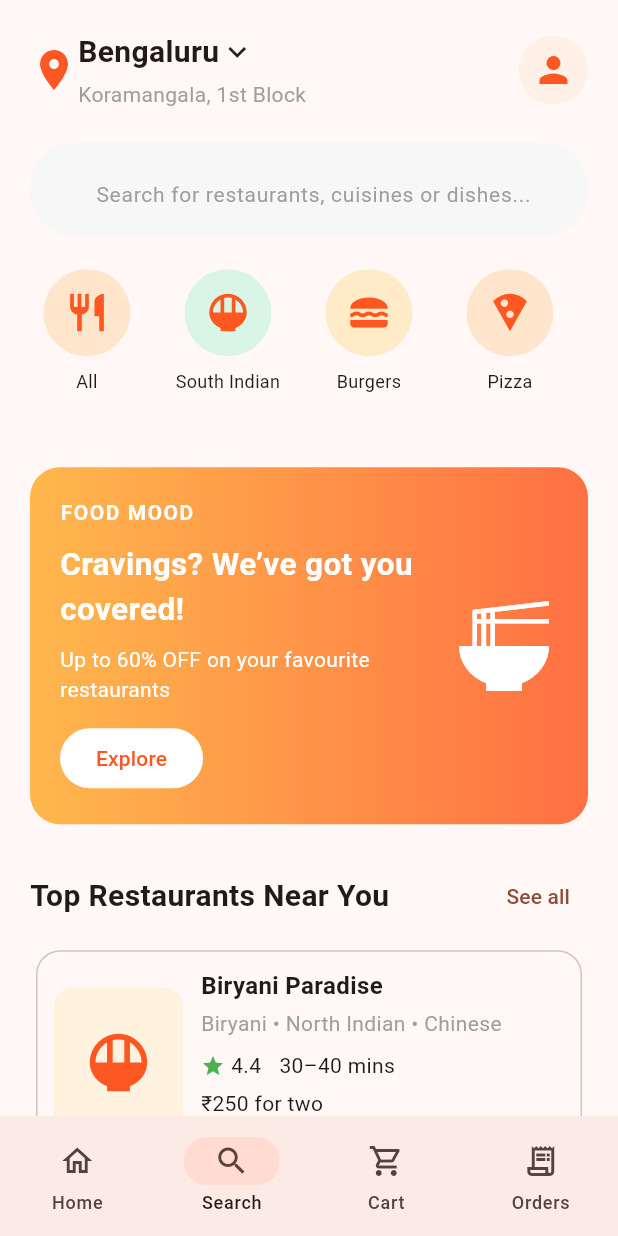
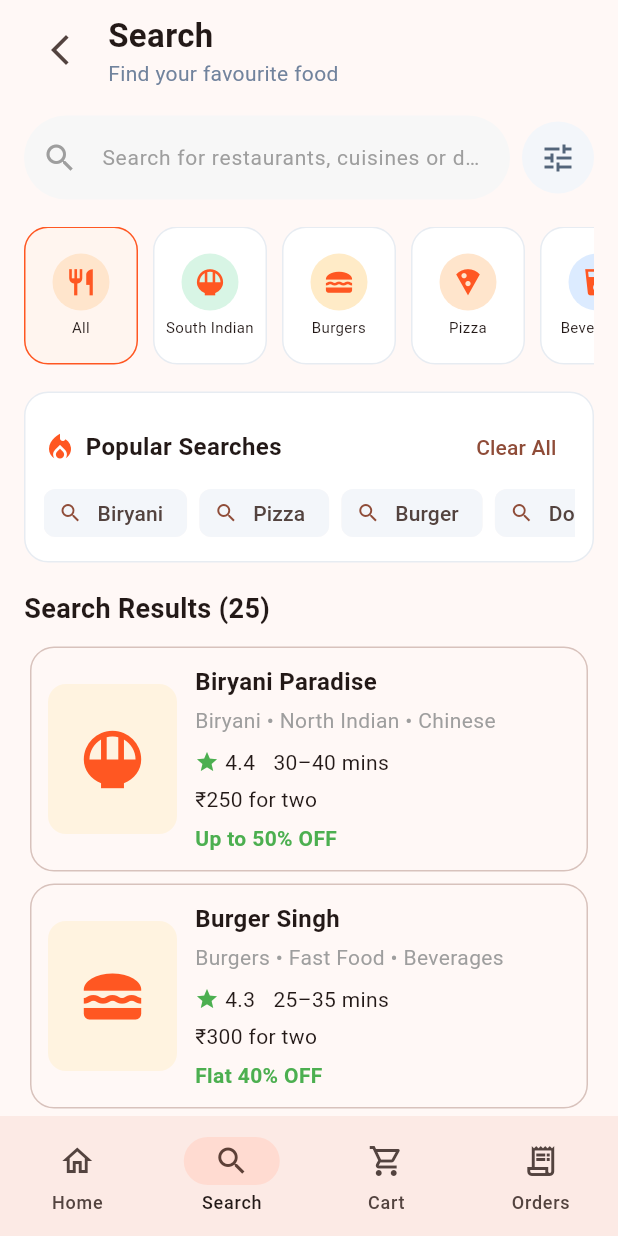
Before and after one commit to Youraj9/FlutterProject, a Flutter app: the screen it shows after launch, item 2 of the bottom bar chosen, on a phone screen of 412 x 824 dp. Run offline on Flutter 3.47's test engine with Material 3 defaults, Android fonts, the phone set to English and light mode, and no system bars.

Commit message:
search case

```diff
--- a/lib/main.dart
+++ b/lib/main.dart
@@ -1,9 +1,16 @@
 import 'package:flutter/material.dart';
 
 import 'screens/Homescreen.dart';
+import 'screens/Mainpage.dart';
+
+import 'package:sideproject/widgets/Trailup.dart';
+
+// import 'package:sideproject/widgets/';
 
 void main() {
-  runApp(const Swiggy1());
+  runApp(const Swiggy12());
+  // runApp(const Trailpart());
+  // runApp(const  )
 }
 
 class Swiggy extends StatelessWidget {
@@ -34,6 +41,41 @@ class Swiggy1 extends StatelessWidget {
         useMaterial3: true,
       ),
       home: HomeScreen1(),
+    );
+  }
+}
+
+class Swiggy12 extends StatelessWidget {
+  const Swiggy12({super.key});
+  @override
+  Widget build(BuildContext context) {
+    // TODO: implement build
+    return MaterialApp(
+      debugShowCheckedModeBanner: false,
+      theme: ThemeData(
+        colorScheme: ColorScheme.fromSeed(seedColor: Colors.deepOrange),
+        useMaterial3: true,
+      ),
+      // home: HomeScreen1(),
+      home: MainScreen(),
+    );
+  }
+}
+
+class Trailpart extends StatelessWidget {
+  const Trailpart({super.key});
+  @override
+  Widget build(BuildContext context) {
+    // TODO: implement build
+    return MaterialApp(
+      debugShowCheckedModeBanner: false,
+      theme: ThemeData(
+        colorScheme: ColorScheme.fromSeed(seedColor: Colors.deepOrange),
+        useMaterial3: true,
+      ),
+      // home: Banner(),
+      home: Banners(),
+      // home: HomeScreen1(),
     );
   }
 }
--- a/lib/screens/Homescreen.dart
+++ b/lib/screens/Homescreen.dart
@@ -41,7 +41,7 @@ class HomeScreen1 extends StatefulWidget {
 }
 
 class _HomeScreenState extends State<HomeScreen1> {
-  int selectedIndex = 0;
+  // int selectedIndex = 0;
 
   @override
   Widget build(BuildContext context) {
@@ -115,18 +115,27 @@ class _HomeScreenState extends State<HomeScreen1> {
                 offer: 'Up to 40% OFF',
                 foodIcon: Icons.breakfast_dining,
               ),
+              const RestaurantCard(
+                name: 'CAKE AND BAKE',
+                cuisines: 'CAKE',
+                rating: '4.5',
+                deliveryTime: '20–30 mins',
+                price: '₹200 for two',
+                offer: 'Up to 40% OFF',
+                foodIcon: Icons.cake_rounded,
+              ),
             ],
           ),
         ),
       ),
-      bottomNavigationBar: BottomNavBar(
-        selectedIndex: selectedIndex,
-        onItemSelected: (index) {
-          setState(() {
-            selectedIndex = index;
-          });
-        },
-      ),
+      // bottomNavigationBar: BottomNavBar(
+      //   selectedIndex: selectedIndex,
+      //   onItemSelected: (index) {
+      //     setState(() {
+      //       selectedIndex = index;
+      //     });
+      //   },
+      // ),
     );
   }
 }
--- /dev/null
+++ b/lib/screens/Mainpage.dart
@@ -0,0 +1,42 @@
+import 'package:flutter/material.dart';
+import 'package:sideproject/screens/Homescreen.dart';
+
+import 'Searchscreen.dart';
+import 'Orderscreen.dart';
+import 'cardscreen.dart';
+
+import 'package:sideproject/widgets/bottomna.dart';
+
+class MainScreen extends StatefulWidget {
+  const MainScreen({super.key});
+
+  @override
+  State<MainScreen> createState() => _MainScreenState();
+}
+
+class _MainScreenState extends State<MainScreen> {
+  int selectedIndex = 0;
+
+  final List<Widget> pages = const [
+    HomeScreen1(),
+    SearchScreen(),
+    CartScreen(),
+    OrdersScreen(),
+  ];
+
+  @override
+  Widget build(BuildContext context) {
+    return Scaffold(
+      // body: IndexedStack(index: selectedIndex, children: pages),
+      body: pages[selectedIndex],
+      bottomNavigationBar: BottomNavBar(
+        selectedIndex: selectedIndex,
+        onItemSelected: (index) {
+          setState(() {
+            selectedIndex = index;
+          });
+        },
+      ),
+    );
+  }
+}
--- /dev/null
+++ b/lib/screens/Searchscreen.dart
@@ -0,0 +1,103 @@
+import 'package:flutter/material.dart';
+import 'package:sideproject/widgets/search.dart';
+import 'package:sideproject/widgets/cusinecat.dart';
+import 'package:sideproject/widgets/restuarnt.dart';
+import 'package:sideproject/widgets/popular.dart';
+
+class SearchScreen extends StatelessWidget {
+  const SearchScreen({super.key});
+
+  @override
+  Widget build(BuildContext context) {
+    return Scaffold(
+      body: SafeArea(
+        child: SingleChildScrollView(
+          padding: const EdgeInsets.fromLTRB(16, 8, 16, 16),
+          child: Column(
+            crossAxisAlignment: CrossAxisAlignment.start,
+            children: [
+              Row(
+                children: [
+                  IconButton(
+                    onPressed: () => Navigator.maybePop(context),
+                    icon: const Icon(Icons.arrow_back_ios_new),
+                    padding: EdgeInsets.zero,
+                    constraints: const BoxConstraints(
+                      minWidth: 32,
+                      minHeight: 40,
+                    ),
+                  ),
+                  const SizedBox(width: 8),
+                  const Column(
+                    crossAxisAlignment: CrossAxisAlignment.start,
+                    children: [
+                      Text(
+                        'Search',
+                        style: TextStyle(
+                          fontSize: 22,
+                          fontWeight: FontWeight.bold,
+                        ),
+                      ),
+                      Text(
+                        'Find your favourite food',
+                        style: TextStyle(color: Color(0xFF71839D)),
+                      ),
+                    ],
+                  ),
+                ],
+              ),
+              const SizedBox(height: 18),
+              const Search2(),
+              const SizedBox(height: 18),
+              const Cusinecat(),
+              const SizedBox(height: 18),
+              const Popularsection(),
+              const SizedBox(height: 18),
+              const Text(
+                'Search Results (25)',
+                style: TextStyle(fontSize: 18, fontWeight: FontWeight.bold),
+              ),
+              const SizedBox(height: 8),
+              const RestaurantCard(
+                name: 'Biryani Paradise',
+                cuisines: 'Biryani • North Indian • Chinese',
+                rating: '4.4',
+                deliveryTime: '30–40 mins',
+                price: '₹250 for two',
+                offer: 'Up to 50% OFF',
+                foodIcon: Icons.rice_bowl,
+              ),
+              const RestaurantCard(
+                name: 'Burger Singh',
+                cuisines: 'Burgers • Fast Food • Beverages',
+                rating: '4.3',
+                deliveryTime: '25–35 mins',
+                price: '₹300 for two',
+                offer: 'Flat 40% OFF',
+                foodIcon: Icons.lunch_dining,
+              ),
+              const RestaurantCard(
+                name: 'Dosa Plaza',
+                cuisines: 'South Indian • Fast Food',
+                rating: '4.5',
+                deliveryTime: '20–30 mins',
+                price: '₹200 for two',
+                offer: 'Up to 40% OFF',
+                foodIcon: Icons.breakfast_dining,
+              ),
+              const RestaurantCard(
+                name: 'La Pino’z Pizza',
+                cuisines: 'Pizza • Italian • Fast Food',
+                rating: '4.2',
+                deliveryTime: '30–45 mins',
+                price: '₹400 for two',
+                offer: 'Flat 30% OFF',
+                foodIcon: Icons.local_pizza,
+              ),
+            ],
+          ),
+        ),
+      ),
+    );
+  }
+}
--- a/lib/widgets/bottomna.dart
+++ b/lib/widgets/bottomna.dart
@@ -3,6 +3,7 @@ import 'package:flutter/material.dart';
 class BottomNavBar extends StatelessWidget {
   final int selectedIndex;
   final ValueChanged<int> onItemSelected;
+  // ABOVE ONE IS THE FUNCTION WHICH SAY THE
 
   const BottomNavBar({
     super.key,
--- /dev/null
+++ b/lib/widgets/cusinecat.dart
@@ -0,0 +1,102 @@
+import 'package:flutter/material.dart';
+
+class Cusinecat extends StatefulWidget {
+  const Cusinecat({super.key});
+
+  @override
+  State<Cusinecat> createState() => _CusinecatState();
+}
+
+class _CusinecatState extends State<Cusinecat> {
+  static const categories = [
+    (name: 'All', icon: Icons.restaurant, color: Color(0xFFFFE5CC)),
+    (name: 'South Indian', icon: Icons.rice_bowl, color: Color(0xFFD8F5E5)),
+    (name: 'Burgers', icon: Icons.lunch_dining, color: Color(0xFFFFEBC7)),
+    (name: 'Pizza', icon: Icons.local_pizza, color: Color(0xFFFFE5CC)),
+    (name: 'Beverages', icon: Icons.local_drink, color: Color(0xFFDCEBFF)),
+    (name: 'Desserts', icon: Icons.cake, color: Color(0xFFFFE0EF)),
+  ];
+
+  int selectedIndex = 0;
+
+  @override
+  Widget build(BuildContext context) {
+    return SizedBox(
+      height: 92,
+      child: ListView.separated(
+        scrollDirection: Axis.horizontal,
+        itemCount: categories.length,
+        separatorBuilder: (context, index) => const SizedBox(width: 10),
+        itemBuilder: (context, index) {
+          final category = categories[index];
+          return Customcusine(
+            name: category.name,
+            iconname: category.icon,
+            color: category.color,
+            isSelected: selectedIndex == index,
+            onTap: () => setState(() => selectedIndex = index),
+          );
+        },
+      ),
+    );
+  }
+}
+
+class Customcusine extends StatelessWidget {
+  final String name;
+  final IconData iconname;
+  final Color color;
+  final bool isSelected;
+  final VoidCallback onTap;
+
+  const Customcusine({
+    super.key,
+    required this.name,
+    required this.iconname,
+    required this.color,
+    required this.isSelected,
+    required this.onTap,
+  });
+
+  @override
+  Widget build(BuildContext context) {
+    return SizedBox(
+      width: 76,
+      child: Material(
+        color: Colors.transparent,
+        child: InkWell(
+          onTap: onTap,
+          borderRadius: BorderRadius.circular(16),
+          child: Container(
+            padding: const EdgeInsets.symmetric(vertical: 7, horizontal: 4),
+            decoration: BoxDecoration(
+              color: isSelected ? const Color(0xFFFFF5EF) : Colors.white,
+              border: Border.all(
+                color: isSelected ? Colors.deepOrange : const Color(0xFFE7ECF2),
+              ),
+              borderRadius: BorderRadius.circular(16),
+            ),
+            child: Column(
+              mainAxisAlignment: MainAxisAlignment.center,
+              children: [
+                CircleAvatar(
+                  radius: 19,
+                  backgroundColor: color,
+                  child: Icon(iconname, size: 21, color: Colors.deepOrange),
+                ),
+                const SizedBox(height: 4),
+                Text(
+                  name,
+                  maxLines: 1,
+                  overflow: TextOverflow.ellipsis,
+                  textAlign: TextAlign.center,
+                  style: const TextStyle(fontSize: 10),
+                ),
+              ],
+            ),
+          ),
+        ),
+      ),
+    );
+  }
+}
--- a/lib/widgets/foodcategor.dart
+++ b/lib/widgets/foodcategor.dart
@@ -40,6 +40,7 @@ class FoodCategories extends StatelessWidget {
                   backgroundColor: category['color'] as Color,
                   child: Icon(
                     category['icon'] as IconData,
+                    // Icondata what it is ??what does it states
                     size: 30,
                     color: Colors.deepOrange,
                   ),
--- /dev/null
+++ b/lib/widgets/popular.dart
@@ -0,0 +1,68 @@
+import 'package:flutter/material.dart';
+
+class Popularsection extends StatefulWidget {
+  const Popularsection({super.key});
+
+  @override
+  State<Popularsection> createState() => _PopularsectionState();
+}
+
+class _PopularsectionState extends State<Popularsection> {
+  final searches = ['Biryani', 'Pizza', 'Burger', 'Dosa', 'Sushi'];
+
+  @override
+  Widget build(BuildContext context) {
+    return Container(
+      padding: const EdgeInsets.all(12),
+      decoration: BoxDecoration(
+        color: Colors.white,
+        border: Border.all(color: const Color(0xFFE7ECF2)),
+        borderRadius: BorderRadius.circular(16),
+      ),
+      child: Column(
+        crossAxisAlignment: CrossAxisAlignment.start,
+        children: [
+          Row(
+            children: [
+              const Icon(
+                Icons.local_fire_department,
+                color: Colors.deepOrange,
+                size: 22,
+              ),
+              const SizedBox(width: 6),
+              const Expanded(
+                child: Text(
+                  'Popular Searches',
+                  style: TextStyle(fontSize: 16, fontWeight: FontWeight.bold),
+                ),
+              ),
+              TextButton(
+                onPressed: () => setState(searches.clear),
+                child: const Text('Clear All'),
+              ),
+            ],
+          ),
+          if (searches.isNotEmpty)
+            SingleChildScrollView(
+              scrollDirection: Axis.horizontal,
+              child: Row(
+                children: [
+                  for (final search in searches)
+                    Padding(
+                      padding: const EdgeInsets.only(right: 8),
+                      child: Chip(
+                        avatar: const Icon(Icons.search, size: 16),
+                        label: Text(search),
+                        backgroundColor: const Color(0xFFF3F6FA),
+                        side: BorderSide.none,
+                        visualDensity: VisualDensity.compact,
+                      ),
+                    ),
+                ],
+              ),
+            ),
+        ],
+      ),
+    );
+  }
+}
--- a/lib/widgets/promotional.dart
+++ b/lib/widgets/promotional.dart
@@ -26,6 +26,7 @@ class PromoBanner extends StatelessWidget {
                     color: Colors.white,
                     fontWeight: FontWeight.bold,
                     letterSpacing: 1,
+                    // what does the letter spacing means here
                   ),
                 ),
                 const SizedBox(height: 10),
--- a/lib/widgets/search.dart
+++ b/lib/widgets/search.dart
@@ -25,3 +25,44 @@ class Search extends StatelessWidget {
     );
   }
 }
+
+// we are defining the Search2 part also here
+class Search2 extends StatelessWidget {
+  const Search2({super.key});
+  @override
+  Widget build(BuildContext context) {
+    return Row(
+      children: [
+        Expanded(
+          child: TextField(
+            decoration: InputDecoration(
+              hintText: 'Search for restaurants, cuisines or dishes...',
+              hintStyle: const TextStyle(color: Colors.grey, fontSize: 14),
+              prefixIcon: const Icon(Icons.search, color: Colors.grey),
+              filled: true,
+              fillColor: const Color(0xFFF7F7F7),
+              contentPadding: const EdgeInsets.symmetric(
+                vertical: 16,
+                horizontal: 16,
+              ),
+              border: OutlineInputBorder(
+                borderRadius: BorderRadius.circular(30),
+                borderSide: BorderSide.none,
+              ),
+            ),
+          ),
+        ),
+        const SizedBox(width: 8),
+        IconButton(
+          onPressed: () {},
+          icon: const Icon(Icons.tune),
+          style: IconButton.styleFrom(
+            backgroundColor: const Color(0xFFF3F6FA),
+            foregroundColor: const Color(0xFF53657A),
+            minimumSize: const Size(48, 48),
+          ),
+        ),
+      ],
+    );
+  }
+}
```
Also changed, not shown: lib/screens/Orderscreen.dart (added, +13 -0 lines), lib/screens/cardscreen.dart (added, +13 -0 lines), lib/widgets/Trailup.dart (added, +135 -0 lines), lib/screens/Resdetails.dart (added).
